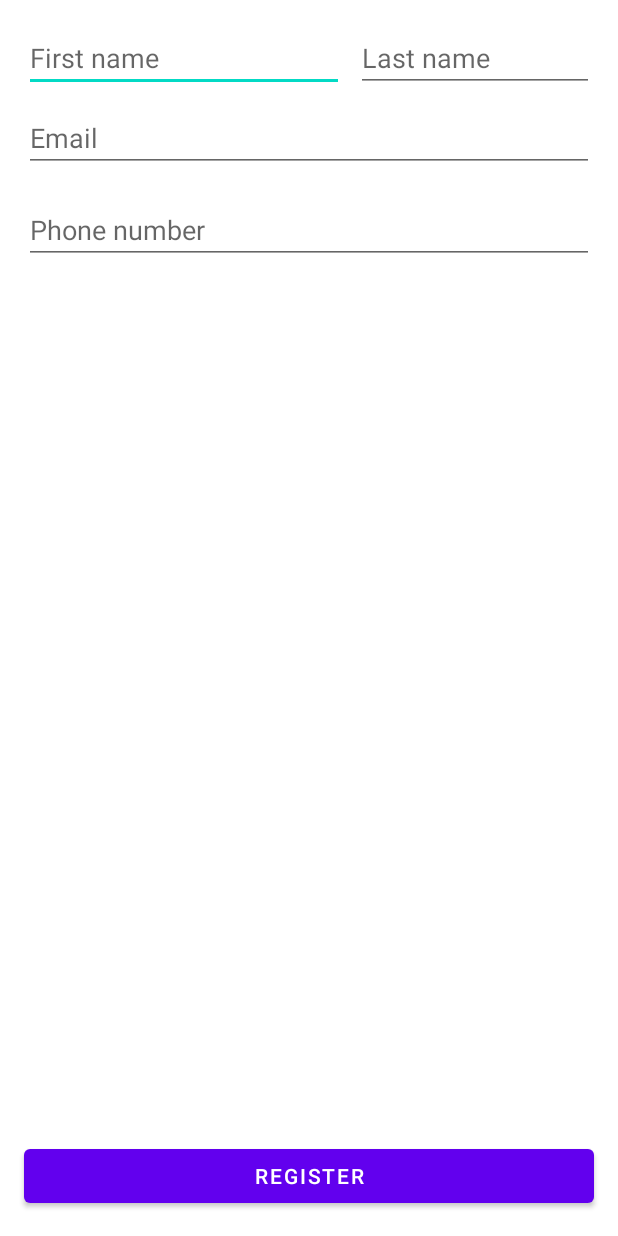
After one commit to AhmedalkaffPersonal/FirstApplication, an Android app: the layout activity_register.xml on its own in the app's theme, with its tools: preview values and no code run, on a phone screen of 412 x 824 dp. The commit adds this screen. Run offline under Robolectric (Android 15) with nearby library versions, the phone set to English and light mode, and no system bars.

Commit message:
view binding, Intent

```diff
--- a/app/src/main/res/layout/activity_home.xml
+++ b/app/src/main/res/layout/activity_login.xml
@@ -4,7 +4,7 @@
     xmlns:tools="http://schemas.android.com/tools"
     android:layout_width="match_parent"
     android:layout_height="match_parent"
-    tools:context=".HomeActivity">
+    tools:context=".LoginActivity">
 
     <Button
         android:id="@+id/buttonLogin"
--- /dev/null
+++ b/app/src/main/res/layout/activity_register.xml
@@ -0,0 +1,74 @@
+<?xml version="1.0" encoding="utf-8"?>
+<androidx.constraintlayout.widget.ConstraintLayout xmlns:android="http://schemas.android.com/apk/res/android"
+    xmlns:app="http://schemas.android.com/apk/res-auto"
+    xmlns:tools="http://schemas.android.com/tools"
+    android:layout_width="match_parent"
+    android:layout_height="match_parent"
+    tools:context=".RegisterActivity">
+
+    <EditText
+        android:id="@+id/editTextTextFistName"
+        android:layout_width="0dp"
+        android:layout_height="wrap_content"
+        android:layout_marginStart="16dp"
+        android:layout_marginTop="16dp"
+        android:ems="10"
+        android:hint="@string/first_name"
+        android:inputType="textPersonName"
+        app:layout_constraintStart_toStartOf="parent"
+        app:layout_constraintTop_toTopOf="parent" />
+
+    <EditText
+        android:id="@+id/editTextTextLastName"
+        android:layout_width="0dp"
+        android:layout_height="wrap_content"
+        android:layout_marginStart="8dp"
+        android:layout_marginTop="16dp"
+        android:layout_marginEnd="16dp"
+        android:ems="10"
+        android:hint="@string/last_name"
+        android:inputType="textPersonName"
+        app:layout_constraintEnd_toEndOf="parent"
+        app:layout_constraintStart_toEndOf="@+id/editTextTextFistName"
+        app:layout_constraintTop_toTopOf="parent" />
+
+    <EditText
+        android:id="@+id/editTextTextEmailAddress"
+        android:layout_width="0dp"
+        android:layout_height="wrap_content"
+        android:layout_marginStart="16dp"
+        android:layout_marginTop="8dp"
+        android:layout_marginEnd="16dp"
+        android:ems="10"
+        android:hint="@string/email"
+        android:inputType="textEmailAddress"
+        app:layout_constraintEnd_toEndOf="parent"
+        app:layout_constraintStart_toStartOf="parent"
+        app:layout_constraintTop_toBottomOf="@+id/editTextTextFistName" />
+
+    <Button
+        android:id="@+id/buttonRegister"
+        android:layout_width="0dp"
+        android:layout_height="wrap_content"
+        android:layout_marginStart="16dp"
+        android:layout_marginEnd="16dp"
+        android:layout_marginBottom="16dp"
+        android:text="@string/register"
+        app:layout_constraintBottom_toBottomOf="parent"
+        app:layout_constraintEnd_toEndOf="parent"
+        app:layout_constraintStart_toStartOf="parent" />
+
+    <EditText
+        android:id="@+id/editTextPhone"
+        android:layout_width="0dp"
+        android:layout_height="wrap_content"
+        android:layout_marginStart="16dp"
+        android:layout_marginTop="16dp"
+        android:layout_marginEnd="16dp"
+        android:ems="10"
+        android:hint="@string/phone"
+        android:inputType="phone"
+        app:layout_constraintEnd_toEndOf="parent"
+        app:layout_constraintStart_toStartOf="parent"
+        app:layout_constraintTop_toBottomOf="@+id/editTextTextEmailAddress" />
+</androidx.constraintlayout.widget.ConstraintLayout>
--- /dev/null
+++ b/app/src/main/res/layout/content_registration.xml
@@ -0,0 +1,6 @@
+<?xml version="1.0" encoding="utf-8"?>
+<androidx.constraintlayout.widget.ConstraintLayout xmlns:android="http://schemas.android.com/apk/res/android"
+    xmlns:app="http://schemas.android.com/apk/res-auto"
+    android:layout_width="match_parent"
+    android:layout_height="match_parent"
+    app:layout_behavior="@string/appbar_scrolling_view_behavior"></androidx.constraintlayout.widget.ConstraintLayout>
--- a/app/src/main/res/values-land/strings.xml
+++ b/app/src/main/res/values-land/strings.xml
@@ -4,4 +4,9 @@
     <string name="name">Name</string>
     <string name="password">Password</string>
     <string name="create_new">Create new account</string>
+    <string name="first_name">First name</string>
+    <string name="last_name">Last name</string>
+    <string name="email">Email</string>
+    <string name="register">Register</string>
+    <string name="phone">Phone number</string>
 </resources>
--- a/app/src/main/res/values/dimens.xml
+++ b/app/src/main/res/values/dimens.xml
@@ -4,4 +4,5 @@
     <dimen name="body_text_size">20sp</dimen>
     <dimen name="layout_margin">30dp</dimen>
     <dimen name="layout_padding">10dp</dimen>
+    <dimen name="fab_margin">16dp</dimen>
 </resources>
--- a/app/src/main/res/values/strings.xml
+++ b/app/src/main/res/values/strings.xml
@@ -25,4 +25,18 @@
     <string name="name">Name</string>
     <string name="password">Password</string>
     <string name="create_new">Create new account</string>
+    <string name="title_activity_registration">RegistrationActivity</string>
+    <!-- Strings used for fragments for navigation -->
+    <string name="first_fragment_label">First Fragment</string>
+    <string name="second_fragment_label">Second Fragment</string>
+    <string name="next">Next</string>
+    <string name="previous">Previous</string>
+
+    <string name="hello_first_fragment">Hello first fragment</string>
+    <string name="hello_second_fragment">Hello second fragment. Arg: %1$s</string>
+    <string name="first_name">First name</string>
+    <string name="last_name">Last name</string>
+    <string name="email">Email</string>
+    <string name="register">Register</string>
+    <string name="phone">Phone number</string>
 </resources>
--- a/app/src/main/res/values/themes.xml
+++ b/app/src/main/res/values/themes.xml
@@ -13,4 +13,13 @@
         <item name="android:statusBarColor" tools:targetApi="l">?attr/colorPrimaryVariant</item>
         <!-- Customize your theme here. -->
     </style>
+
+    <style name="Theme.FirstApplication.NoActionBar">
+        <item name="windowActionBar">false</item>
+        <item name="windowNoTitle">true</item>
+    </style>
+
+    <style name="Theme.FirstApplication.AppBarOverlay" parent="ThemeOverlay.AppCompat.Dark.ActionBar" />
+
+    <style name="Theme.FirstApplication.PopupOverlay" parent="ThemeOverlay.AppCompat.Light" />
 </resources>
```
Also changed, not shown: app/build.gradle (+7 -0 lines), app/src/main/AndroidManifest.xml (+7 -4 lines), app/src/main/java/com/pioneersacademy/alkaff/firstapplication/HomeActivity.kt (deleted, +0 -102 lines), app/src/main/java/com/pioneersacademy/alkaff/firstapplication/Keys.kt (added, +8 -0 lines), app/src/main/java/com/pioneersacademy/alkaff/firstapplication/LoginActivity.kt (added, +135 -0 lines), app/src/main/java/com/pioneersacademy/alkaff/firstapplication/MainActivity.kt (+12 -0 lines), app/src/main/java/com/pioneersacademy/alkaff/firstapplication/RegisterActivity.kt (added, +29 -0 lines), app/src/main/res/layout/activity_registration.xml (added, +33 -0 lines), app/src/main/res/layout/fragment_first.xml (added, +28 -0 lines), app/src/main/res/layout/fragment_second.xml (added, +27 -0 lines), app/src/main/res/navigation/nav_graph.xml (added, +28 -0 lines), gradle/wrapper/gradle-wrapper.properties.
